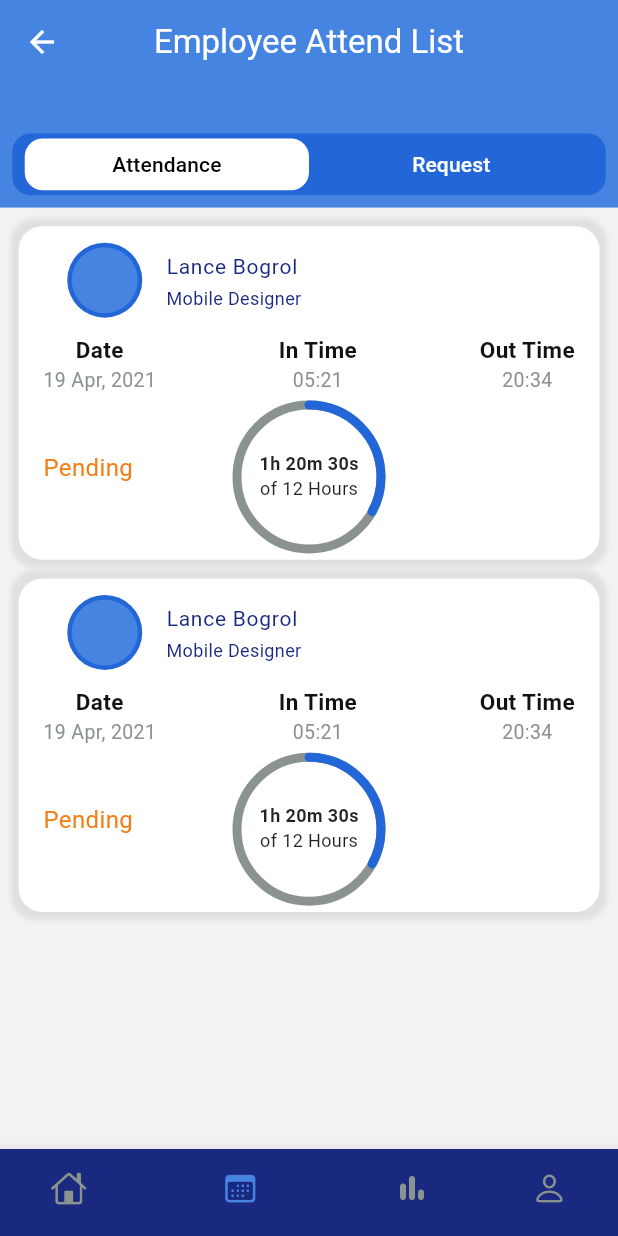
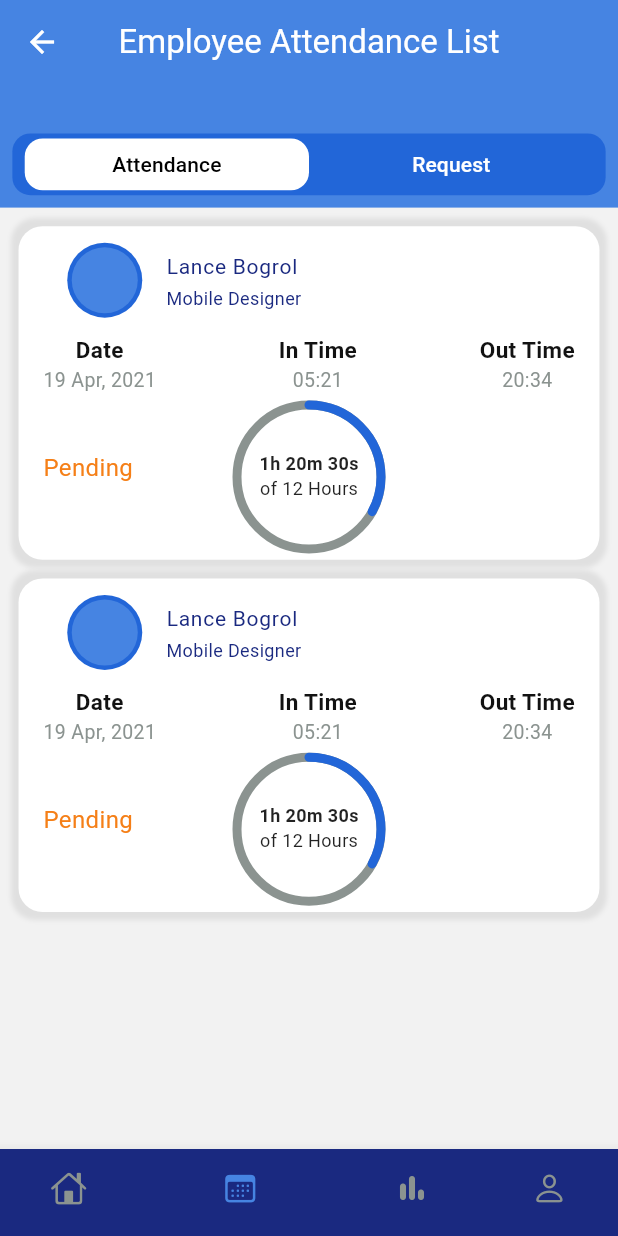
Before and after one commit to RDfahad/apphrmsnew, a Flutter app: the screen it shows after launch, item 2 of the bottom bar chosen, on a phone screen of 412 x 824 dp. Run offline on Flutter 3.47's test engine with Material 2 defaults, Android fonts, the phone set to English and light mode, and no system bars; our stand-ins replace bloc, fl_chart, flutter_bloc, get_it, hive, hive_flutter; accounts and stored records are empty.

Commit message:
CompleteScreen

```diff
--- a/lib/main.dart
+++ b/lib/main.dart
@@ -4,7 +4,7 @@ import 'package:get_it/get_it.dart';
 import 'package:hive_flutter/hive_flutter.dart';
 import 'package:hr_emp_proj/ui/screens/dashboard/bloc/dashboard_bloc.dart';
 import 'package:hr_emp_proj/ui/screens/dashboard/view/dashboard_screen.dart';
-import 'package:hr_emp_proj/ui/screens/detail/screen/emp_attendance.dart';
+import 'package:hr_emp_proj/ui/screens/attendance/screen/emp_attendance.dart';
 import '/ui/screens/authentication/bloc/authentication_bloc.dart';
 import '/ui/screens/bottom_navigation/cubit/bottom_navigation_cubit.dart';
 import '/ui/screens/onboarding/bloc/onboarding_bloc.dart';
--- /dev/null
+++ b/lib/ui/screens/attendance/cubit/attendance_cubit.dart
@@ -0,0 +1,8 @@
+import 'package:bloc/bloc.dart';
+import 'package:meta/meta.dart';
+
+part 'attendance_state.dart';
+
+class AttendanceCubit extends Cubit<AttendanceState> {
+  AttendanceCubit() : super(AttendanceInitial());
+}
--- /dev/null
+++ b/lib/ui/screens/attendance/cubit/attendance_state.dart
@@ -0,0 +1,6 @@
+part of 'attendance_cubit.dart';
+
+@immutable
+sealed class AttendanceState {}
+
+final class AttendanceInitial extends AttendanceState {}
--- a/lib/ui/screens/detail/screen/emp_attendance.dart
+++ b/lib/ui/screens/attendance/screen/emp_attendance.dart
@@ -1,4 +1,6 @@
 import 'package:flutter/material.dart';
+import 'package:flutter_bloc/flutter_bloc.dart';
+import 'package:hr_emp_proj/ui/screens/bottom_navigation/cubit/bottom_navigation_cubit.dart';
 import 'package:hr_emp_proj/utils/app_color.dart';
 import 'package:hr_emp_proj/utils/extension_methods.dart';
 
@@ -19,7 +21,7 @@ class AttendanceScreen extends StatelessWidget {
         backgroundColor: AppColor.appBackgroundColor,
         appBar: AppBar(
           title: const Text(
-            "Employee Attend List",
+            "Employee Attendance List",
             style: TextStyle(color: AppColor.whiteColor),
           ),
           centerTitle: true,
@@ -27,7 +29,9 @@ class AttendanceScreen extends StatelessWidget {
             icon: const Icon(Icons.arrow_back),
             color: AppColor.whiteColor,
             onPressed: () {
-              Navigator.pop(context);
+              context
+                  .read<BottomNavigationCubit>()
+                  .changeTab(BottomNavigationTabState.homeScreen);
             },
           ),
           backgroundColor: AppColor.primaryColor,
--- a/lib/ui/screens/authentication/view/login_screen.dart
+++ b/lib/ui/screens/authentication/view/login_screen.dart
@@ -25,7 +25,7 @@ class LoginScreen extends StatelessWidget {
           if (state.loginSuccessfull) {
             print('done');
             Navigator.push(
-                context, CupertinoPageRoute(builder: (_) => BottomNavigationScreen()));
+                context, CupertinoPageRoute(builder: (_) => const BottomNavigationScreen()));
           }
         },
         builder: (context, state) {
--- a/lib/ui/screens/bottom_navigation/cubit/bottom_navigation_cubit.dart
+++ b/lib/ui/screens/bottom_navigation/cubit/bottom_navigation_cubit.dart
@@ -1,5 +1,6 @@
 import 'package:flutter_bloc/flutter_bloc.dart';
-enum BottomNavigationTabState {  homeScreen,leaveRequest, leaveRequestScreen ,profile }
+
+enum BottomNavigationTabState { homeScreen, attendance, detailreports, profile }
 
 class BottomNavigationCubit extends Cubit<BottomNavigationTabState> {
   BottomNavigationCubit() : super(BottomNavigationTabState.homeScreen);
--- a/lib/ui/screens/bottom_navigation/screen/bottom_navigation_screen.dart
+++ b/lib/ui/screens/bottom_navigation/screen/bottom_navigation_screen.dart
@@ -1,19 +1,24 @@
 import 'package:flutter/cupertino.dart';
 import 'package:flutter/material.dart';
 import 'package:flutter_bloc/flutter_bloc.dart';
-import 'package:hr_emp_proj/ui/screens/detail/screen/emp_attendance.dart';
+import 'package:hr_emp_proj/ui/screens/attendance/screen/emp_attendance.dart';
 import '/ui/screens/bottom_navigation/cubit/bottom_navigation_cubit.dart';
 import '/ui/screens/dashboard/view/dashboard_screen.dart';
-import '/ui/screens/dashboard/view/leave_request.dart';
 import '/ui/screens/detail/screen/detail_screen.dart';
 import '/utils/app_color.dart';
 
 class BottomNavigationScreen extends StatelessWidget {
+  const BottomNavigationScreen({super.key});
+
   @override
   Widget build(BuildContext context) {
     return BlocBuilder<BottomNavigationCubit, BottomNavigationTabState>(
       builder: (context, selectedTab) {
-        return Scaffold(
+        return WillPopScope(
+          onWillPop: () {
+            return Future.value(false);
+          },
+          child: Scaffold(
             body: _getBodyForTab(selectedTab),
             bottomNavigationBar: BottomNavigationBar(
               selectedItemColor: AppColor.primaryColor,
@@ -44,6 +49,7 @@ class BottomNavigationScreen extends StatelessWidget {
                 context.read<BottomNavigationCubit>().changeTab(selectedTab);
               },
             ),
+          ),
         );
       },
     );
@@ -53,9 +59,9 @@ class BottomNavigationScreen extends StatelessWidget {
     switch (tab) {
       case BottomNavigationTabState.homeScreen:
         return DashBoardScreen();
-      case BottomNavigationTabState.leaveRequest:
+      case BottomNavigationTabState.attendance:
         return AttendanceScreen();
-      case BottomNavigationTabState.leaveRequestScreen:
+      case BottomNavigationTabState.detailreports:
         return DetailScreen();
       case BottomNavigationTabState.profile:
         return Container();
--- a/lib/ui/screens/detail/screen/detail_screen.dart
+++ b/lib/ui/screens/detail/screen/detail_screen.dart
@@ -1,5 +1,5 @@
 import 'package:flutter/material.dart';
-import 'package:hr_emp_proj/ui/screens/detail/screen/attendance_section.dart';
+import 'package:hr_emp_proj/ui/screens/detail/component/report_screen.dart';
 import 'package:hr_emp_proj/ui/widgets/round_button.dart';
 import '/ui/widgets/custom_app_bar.dart';
 import '/ui/widgets/fl_charts/bar_graph.dart';
--- a/lib/ui/screens/onboarding/view/onboarding_screen.dart
+++ b/lib/ui/screens/onboarding/view/onboarding_screen.dart
@@ -65,7 +65,7 @@ class OnboardingScreen extends StatelessWidget {
           return LoginScreen();
         }
         else if(onboardingState.onBoardingStatus && onboardingState.isLogIn){
-          return BottomNavigationScreen();
+          return const BottomNavigationScreen();
         }
         else{
           return Container();
--- a/lib/ui/widgets/round_button.dart
+++ b/lib/ui/widgets/round_button.dart
@@ -3,7 +3,7 @@ import '/utils/app_color.dart';
 import '/utils/extension_methods.dart';
 
 class RoundButton extends StatelessWidget {
-  RoundButton({
+  const RoundButton({
     Key? key,
     this.buttonColor = AppColor.primaryButtonColor,
     this.textColor,
@@ -23,7 +23,7 @@ class RoundButton extends StatelessWidget {
   final VoidCallback onPress;
 
   final Color? textColor, buttonColor;
-  Color borderColor;
+  final Color borderColor;
   @override
   Widget build(BuildContext context) {
     return InkWell(
--- a/lib/utils/utilities_dialog/dialog/generic_dialog.dart
+++ b/lib/utils/utilities_dialog/dialog/generic_dialog.dart
@@ -1,5 +1,4 @@
 import 'package:flutter/material.dart';
-import 'package:path/path.dart';
 
 typedef DialogOptionBuilder<T> = Map<String, T> Function();
 
```
Also changed, not shown: lib/ui/screens/dashboard/component/middle_part.dart (+8 -2 lines), lib/ui/screens/dashboard/view/dashboard_screen.dart (+12 -16 lines), lib/ui/screens/attendance/component/attendance_card.dart (renamed from lib/ui/screens/detail/component/attendance_card.dart), lib/ui/screens/detail/component/report_screen.dart (renamed from lib/ui/screens/detail/screen/attendance_section.dart). Lines whose indentation alone changed are shown as unchanged.
